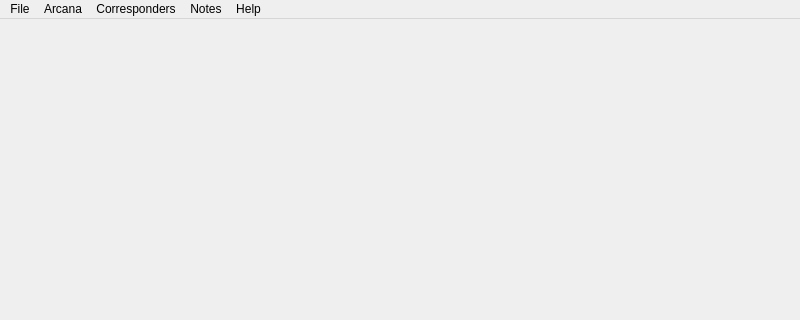
First picture: the form in mainwindow.ui, repository RichardGladman/book-of-shadows-qt, before the edit; both pictures show x 0 to 800 and y 0 to 320 of the 800 by 600 pixel window.
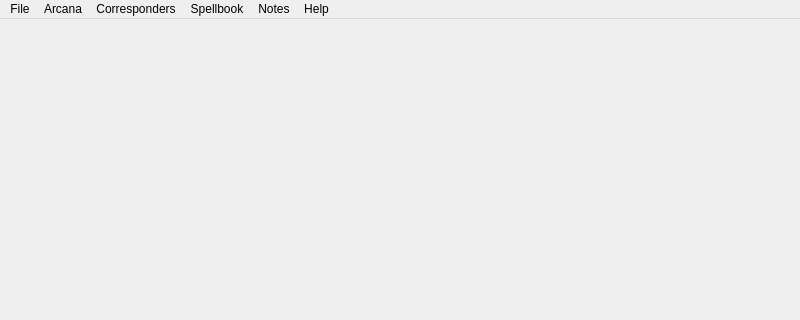
Second picture: the form after the edit. Icons and pictures are not drawn.

```diff
--- a/mainwindow.ui
+++ b/mainwindow.ui
@@ -69,9 +69,16 @@
     <addaction name="actionAbout"/>
     <addaction name="actionAbout_Qt"/>
    </widget>
+   <widget class="QMenu" name="menuSpellbook">
+    <property name="title">
+     <string>Spellbook</string>
+    </property>
+    <addaction name="actionRunes"/>
+   </widget>
    <addaction name="menuFile"/>
    <addaction name="menuRunestones"/>
    <addaction name="menuMinor"/>
+   <addaction name="menuSpellbook"/>
    <addaction name="menuNotes_2"/>
    <addaction name="menuHelp"/>
   </widget>
```
Left out of the diff: 5 changed lines with no effect on the pictures.
